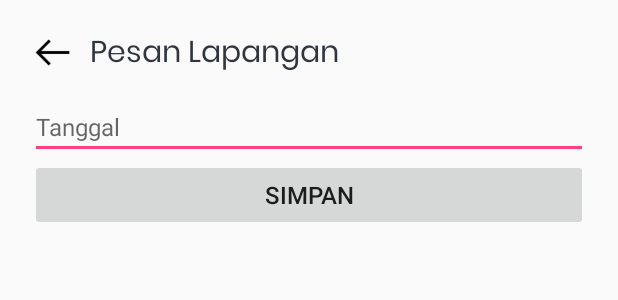
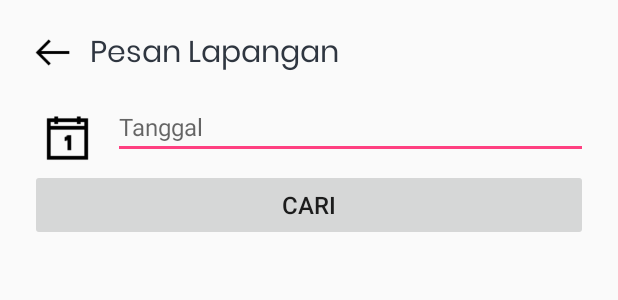
Before and after one commit to tuanama13/BottomView-AndroidStudio, an Android app: the layout activity_order_1.xml on its own in the app's theme, with its tools: preview values and no code run, on a phone screen of 412 x 824 dp. Shown: the top 300 px of the screen. Run offline under Robolectric (Android 15) with nearby library versions, the phone set to English and light mode, and no system bars; plain views replace MaterialEditText.

Commit message:
edit order layout

```diff
--- a/app/build.gradle
+++ b/app/build.gradle
@@ -36,4 +36,6 @@ dependencies {
     androidTestImplementation 'com.android.support.test:runner:1.0.2'
     androidTestImplementation 'com.android.support.test.espresso:espresso-core:3.0.2'
     implementation 'de.hdodenhof:circleimageview:3.0.0'
+    implementation 'com.squareup.retrofit2:retrofit:2.5.0'
+    implementation 'com.squareup.retrofit2:converter-gson:2.5.0'
 }
--- a/app/src/main/res/layout/activity_order_1.xml
+++ b/app/src/main/res/layout/activity_order_1.xml
@@ -44,8 +44,19 @@
         android:layout_width="match_parent"
         android:layout_height="wrap_content">
 
+        <LinearLayout
+            android:orientation="horizontal"
+            android:layout_width="match_parent"
+            android:layout_height="wrap_content">
+            <ImageView
+                android:src="@drawable/icon_calendar"
+                android:layout_marginTop="9dp"
+                android:layout_width="50dp"
+                android:layout_height="40dp" />
+
             <com.rengwuxian.materialedittext.MaterialEditText
                 android:id="@+id/input_tgl"
+                android:layout_marginLeft="5dp"
                 android:layout_width="match_parent"
                 android:layout_height="wrap_content"
                 android:hint="Tanggal"
@@ -53,13 +64,20 @@
                 android:textSize="16sp"
 
                 app:met_floatingLabel="normal" />
+        </LinearLayout>
+
+        <!--<ImageButton-->
+            <!--android:src="@drawable/icon_search"-->
+            <!---->
+            <!--android:layout_width="match_parent"-->
+            <!--android:layout_height="wrap_content" />-->
 
 
         <Button
             android:id="@+id/simpan_button"
             android:layout_width="match_parent"
             android:layout_height="wrap_content"
-            android:text="simpan"
+            android:text="Cari"
             android:textAllCaps="true"
             android:textSize="16sp" />
 
```
Also changed, not shown: app/src/main/java/com/example/ama/myapplication/Order_1.java (+63 -52 lines), app/src/main/res/drawable/icon_calendar.png (added), app/src/main/res/drawable/icon_search.png (added). Lines whose indentation alone changed are shown as unchanged.
